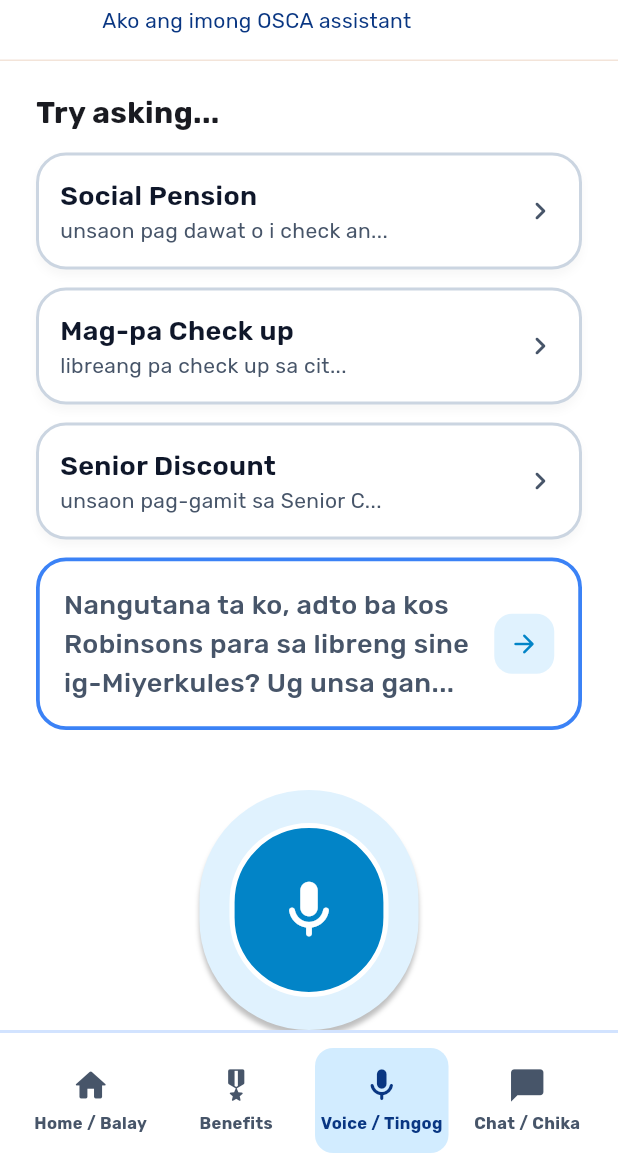
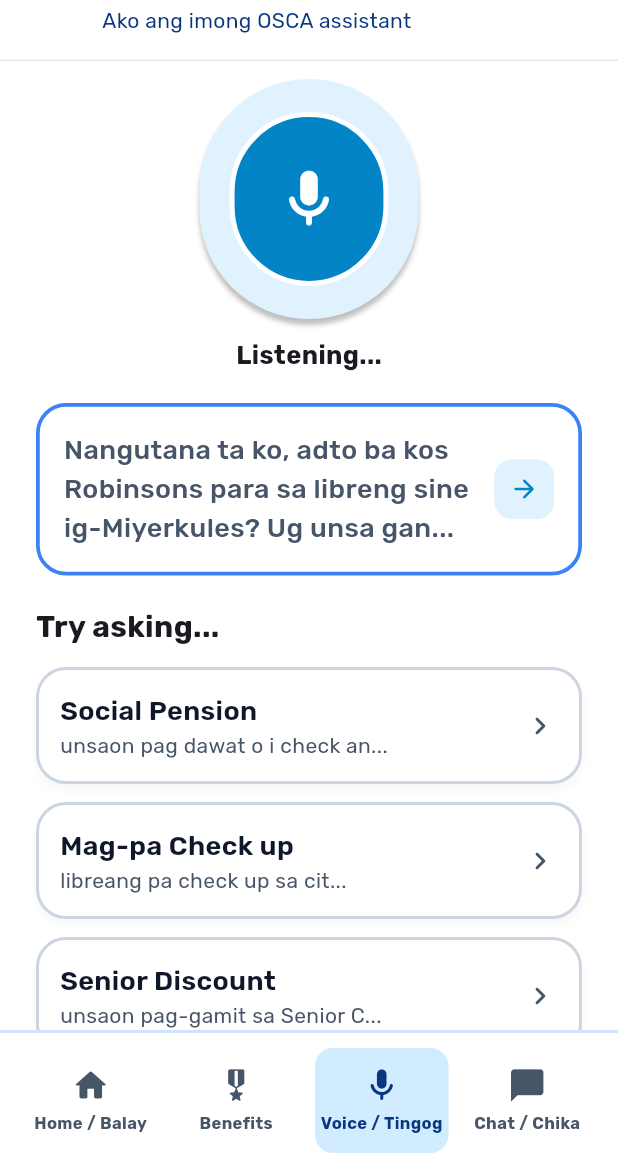
Before and after one commit to ensaiimada15/Agak.AI, a Flutter app: the screen it shows after launch, after a tap on "Log in", after a tap on "AI Search...", after a tap on the "mic" icon, on a phone screen of 412 x 824 dp, the part 71-1236 px from its top. Run offline on Flutter 3.47's test engine with Material 3 defaults, Android fonts, the phone set to English and light mode, and no system bars; our stand-ins replace google_fonts.

Commit message:
my local changes

```diff
--- a/lib/screens/app_shell.dart
+++ b/lib/screens/app_shell.dart
@@ -23,8 +23,6 @@ class _AppShellState extends State<AppShell> {
       HomeScreen(
         onOpenVoiceAssistant: () => _goTo(2),
         onOpenBenefits: () => _goTo(1),
-        onOpenDocumentScanner: () {},
-        onViewAllBenefits: () => _goTo(1),
       ),
       BenefitsScreen(onBack: () => _goTo(0)),
       const VoiceAssistantScreen(),
--- a/lib/screens/chatbot_screen.dart
+++ b/lib/screens/chatbot_screen.dart
@@ -9,6 +9,12 @@ class _ChatMessage {
   final bool fromBot;
   final String text;
 }
+
+const _quickQuestions = [
+  'How to claim pension?',
+  'When is next vaccine?',
+  'How to claim movie ticket?',
+];
 
 class ChatbotScreen extends StatefulWidget {
   const ChatbotScreen({super.key, this.onBack});
@@ -117,26 +123,30 @@ class _ChatbotScreenState extends State<ChatbotScreen> {
                     _ChatBubble(message: m),
                     const SizedBox(height: 16),
                   ],
-                  const Text('PINDOTA KANI PARA DALI NGA PANGUTANA:',
-                      style: TextStyle(
-                          fontWeight: FontWeight.w800,
-                          fontSize: 14,
-                          color: AppColors.forestBody)),
-                  const SizedBox(height: 12),
-                  _QuickQuestion(
-                    label: 'How to claim pension? / Unsaon pagkuha sa pensyon?',
-                    onTap: () => _send('How to claim pension?'),
-                  ),
-                  const SizedBox(height: 12),
-                  _QuickQuestion(
-                    label: 'When is next vaccine? / Kanus-a ang bakuna?',
-                    onTap: () => _send('When is next vaccine?'),
-                  ),
                 ],
               ),
             ),
+            Container(
+              padding: const EdgeInsets.symmetric(vertical: 10),
+              decoration: const BoxDecoration(
+                border: Border(top: BorderSide(color: AppColors.forestBorder, width: 2)),
+              ),
+              child: SizedBox(
+                height: 40,
+                child: ListView.separated(
+                  padding: const EdgeInsets.symmetric(horizontal: 20),
+                  scrollDirection: Axis.horizontal,
+                  itemCount: _quickQuestions.length,
+                  separatorBuilder: (_, __) => const SizedBox(width: 8),
+                  itemBuilder: (context, i) => _QuickQuestionChip(
+                    label: _quickQuestions[i],
+                    onTap: () => _send(_quickQuestions[i]),
+                  ),
+                ),
+              ),
+            ),
             Padding(
-              padding: const EdgeInsets.fromLTRB(20, 0, 20, 12),
+              padding: const EdgeInsets.fromLTRB(20, 4, 20, 12),
               child: Row(
                 children: [
                   Expanded(
@@ -285,35 +295,34 @@ class _ChatBubble extends StatelessWidget {
   }
 }
 
-class _QuickQuestion extends StatelessWidget {
-  const _QuickQuestion({required this.label, required this.onTap});
+class _QuickQuestionChip extends StatelessWidget {
+  const _QuickQuestionChip({required this.label, required this.onTap});
   final String label;
   final VoidCallback onTap;
 
   @override
   Widget build(BuildContext context) {
     return InkWell(
-      borderRadius: BorderRadius.circular(16),
+      borderRadius: BorderRadius.circular(20),
       onTap: onTap,
       child: Container(
-        width: double.infinity,
-        padding: const EdgeInsets.symmetric(horizontal: 16, vertical: 14),
+        padding: const EdgeInsets.symmetric(horizontal: 14),
         decoration: BoxDecoration(
           color: AppColors.orangeBg2,
-          border: Border.all(color: AppColors.orange, width: 2),
-          borderRadius: BorderRadius.circular(16),
+          border: Border.all(color: AppColors.orange, width: 1.5),
+          borderRadius: BorderRadius.circular(20),
         ),
+        alignment: Alignment.center,
         child: Row(
+          mainAxisSize: MainAxisSize.min,
           children: [
-            const Icon(Icons.touch_app_outlined, color: AppColors.orange, size: 20),
-            const SizedBox(width: 8),
-            Expanded(
-              child: Text(label,
-                  style: const TextStyle(
-                      fontWeight: FontWeight.w800,
-                      fontSize: 14,
-                      color: AppColors.forestDark)),
-            ),
+            const Icon(Icons.touch_app_outlined, color: AppColors.orange, size: 16),
+            const SizedBox(width: 6),
+            Text(label,
+                style: const TextStyle(
+                    fontWeight: FontWeight.w700,
+                    fontSize: 13,
+                    color: AppColors.forestDark)),
           ],
         ),
       ),
--- a/lib/screens/voice_assistant_screen.dart
+++ b/lib/screens/voice_assistant_screen.dart
@@ -84,14 +84,43 @@ class _VoiceAssistantScreenState extends State<VoiceAssistantScreen> {
   }
 }
 
+/// Pins the mic button + status label at the top of every voice-assistant
+/// state so the primary action is visible immediately, with
+/// state-specific detail scrolling underneath instead of pushing it down.
+class _MicHero extends StatelessWidget {
+  const _MicHero({required this.onMicTap, required this.listening, required this.label});
+
+  final VoidCallback onMicTap;
+  final bool listening;
+  final String label;
+
+  @override
+  Widget build(BuildContext context) {
+    return Padding(
+      padding: const EdgeInsets.fromLTRB(24, 12, 24, 4),
+      child: Column(
+        children: [
+          _MicButton(onTap: onMicTap, listening: listening),
+          const SizedBox(height: 12),
+          Text(label, style: const TextStyle(fontWeight: FontWeight.bold, fontSize: 17)),
+        ],
+      ),
+    );
+  }
+}
+
 class _IdleBody extends StatelessWidget {
   const _IdleBody({required this.onMicTap});
   final VoidCallback onMicTap;
 
   @override
   Widget build(BuildContext context) {
-    return SingleChildScrollView(
-      padding: const EdgeInsets.fromLTRB(24, 20, 24, 24),
+    return Column(
+      children: [
+        _MicHero(onMicTap: onMicTap, listening: false, label: 'Tap to Speak'),
+        Expanded(
+          child: SingleChildScrollView(
+            padding: const EdgeInsets.fromLTRB(24, 16, 24, 24),
             child: Column(
               crossAxisAlignment: CrossAxisAlignment.start,
               children: [
@@ -102,17 +131,13 @@ class _IdleBody extends StatelessWidget {
                   _QuestionButton(question: q),
                   const SizedBox(height: 12),
                 ],
-          const SizedBox(height: 12),
+                const SizedBox(height: 4),
                 _KeyboardInputField(text: 'Type here instead...'),
-          const SizedBox(height: 40),
-          Center(child: _MicButton(onTap: onMicTap, listening: false)),
-          const SizedBox(height: 16),
-          const Center(
-            child: Text('Tap to Speak',
-                style: TextStyle(fontWeight: FontWeight.bold, fontSize: 17)),
+              ],
+            ),
+          ),
         ),
       ],
-      ),
     );
   }
 }
@@ -123,18 +148,15 @@ class _ListeningBody extends StatelessWidget {
 
   @override
   Widget build(BuildContext context) {
-    return SingleChildScrollView(
-      padding: const EdgeInsets.fromLTRB(24, 20, 24, 24),
+    return Column(
+      children: [
+        _MicHero(onMicTap: onMicTap, listening: true, label: 'Listening...'),
+        Expanded(
+          child: SingleChildScrollView(
+            padding: const EdgeInsets.fromLTRB(24, 16, 24, 24),
             child: Column(
               crossAxisAlignment: CrossAxisAlignment.start,
               children: [
-          const Text('Try asking...',
-              style: TextStyle(fontWeight: FontWeight.bold, fontSize: 20)),
-          const SizedBox(height: 12),
-          for (final q in _suggestedQuestions) ...[
-            _QuestionButton(question: q),
-            const SizedBox(height: 12),
-          ],
                 Container(
                   padding: const EdgeInsets.all(16),
                   decoration: BoxDecoration(
@@ -164,15 +186,19 @@ class _ListeningBody extends StatelessWidget {
                     ],
                   ),
                 ),
-          const SizedBox(height: 40),
-          Center(child: _MicButton(onTap: onMicTap, listening: true)),
-          const SizedBox(height: 16),
-          const Center(
-            child: Text('Listening...',
-                style: TextStyle(fontWeight: FontWeight.bold, fontSize: 17)),
+                const SizedBox(height: 20),
+                const Text('Try asking...',
+                    style: TextStyle(fontWeight: FontWeight.bold, fontSize: 20)),
+                const SizedBox(height: 12),
+                for (final q in _suggestedQuestions) ...[
+                  _QuestionButton(question: q),
+                  const SizedBox(height: 12),
+                ],
+              ],
+            ),
+          ),
         ),
       ],
-      ),
     );
   }
 }
@@ -183,11 +209,13 @@ class _AnsweringBody extends StatelessWidget {
 
   @override
   Widget build(BuildContext context) {
-    return SingleChildScrollView(
-      padding: const EdgeInsets.fromLTRB(24, 36, 24, 24),
-      child: Column(
+    return Column(
       children: [
-          Container(
+        _MicHero(onMicTap: onMicTap, listening: true, label: 'Tap to Ask Again'),
+        Expanded(
+          child: SingleChildScrollView(
+            padding: const EdgeInsets.fromLTRB(24, 16, 24, 24),
+            child: Container(
               padding: const EdgeInsets.all(23),
               decoration: BoxDecoration(
                 color: Colors.white,
@@ -213,13 +241,9 @@ class _AnsweringBody extends StatelessWidget {
                 ],
               ),
             ),
-          const SizedBox(height: 56),
-          _MicButton(onTap: onMicTap, listening: true),
-          const SizedBox(height: 16),
-          const Text('Listening...',
-              style: TextStyle(fontWeight: FontWeight.bold, fontSize: 17)),
+          ),
+        ),
       ],
-      ),
     );
   }
 }
```
Also changed, not shown: 2 other files. Lines whose indentation alone changed are shown as unchanged.
